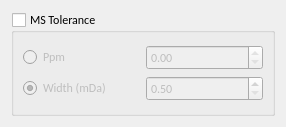
This is src/libs/adwidgets/mstoleranceform.ui in qtplatz/qtplatz as Qt 5 draws it before an edit. The edited form follows.
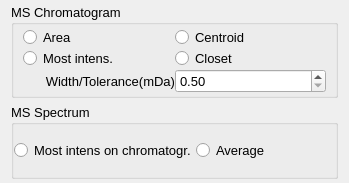
This is the edited form.

Commit message: add centroid based chromatogram generation for quan

```diff
--- a/src/libs/adwidgets/mstoleranceform.ui
+++ b/src/libs/adwidgets/mstoleranceform.ui
@@ -6,58 +6,71 @@
    <rect>
     <x>0</x>
     <y>0</y>
-    <width>286</width>
-    <height>127</height>
+    <width>349</width>
+    <height>183</height>
    </rect>
   </property>
   <property name="windowTitle">
    <string>Form</string>
   </property>
   <layout class="QVBoxLayout" name="verticalLayout_3">
+   <property name="topMargin">
+    <number>4</number>
+   </property>
+   <property name="bottomMargin">
+    <number>4</number>
+   </property>
    <item>
     <layout class="QVBoxLayout" name="verticalLayout">
      <item>
       <widget class="QGroupBox" name="groupBox">
        <property name="font">
         <font>
-         <family>Calibri</family>
-         <weight>50</weight>
-         <bold>false</bold>
+         <pointsize>10</pointsize>
         </font>
        </property>
        <property name="title">
-        <string>MS Tolerance</string>
+        <string>MS Chromatogram</string>
        </property>
        <property name="checkable">
-        <bool>true</bool>
+        <bool>false</bool>
        </property>
        <property name="checked">
         <bool>false</bool>
        </property>
        <layout class="QGridLayout" name="gridLayout_4">
+        <property name="topMargin">
+         <number>2</number>
+        </property>
+        <property name="bottomMargin">
+         <number>2</number>
+        </property>
+        <property name="verticalSpacing">
+         <number>0</number>
+        </property>
         <item row="0" column="0">
          <layout class="QGridLayout" name="gridLayout">
-          <item row="0" column="0">
-           <widget class="QRadioButton" name="radioButtonRP">
+          <item row="0" column="1">
+           <widget class="QRadioButton" name="radioButton_centroid">
             <property name="text">
-             <string>Ppm</string>
+             <string>Centroid</string>
             </property>
-            <property name="checkable">
-             <bool>false</bool>
-            </property>
+            <attribute name="buttonGroup">
+             <string notr="true">buttonGroup</string>
+            </attribute>
            </widget>
           </item>
-          <item row="1" column="0">
-           <widget class="QRadioButton" name="radioButtonWidth">
+          <item row="2" column="0">
+           <widget class="QLabel" name="label">
             <property name="text">
-             <string>Width (mDa)</string>
+             <string> Width/Tolerance(mDa)</string>
             </property>
-            <property name="checked">
-             <bool>true</bool>
+            <property name="alignment">
+             <set>Qt::AlignRight|Qt::AlignTrailing|Qt::AlignVCenter</set>
             </property>
            </widget>
           </item>
-          <item row="1" column="1">
+          <item row="2" column="1">
            <widget class="QDoubleSpinBox" name="doubleSpinBoxWidth">
             <property name="minimum">
              <double>0.500000000000000</double>
@@ -67,10 +80,83 @@
             </property>
            </widget>
           </item>
-          <item row="0" column="1">
-           <widget class="QDoubleSpinBox" name="doubleSpinBoxRP">
-            <property name="readOnly">
-             <bool>true</bool>
+          <item row="0" column="0">
+           <widget class="QRadioButton" name="radioButton_area">
+            <property name="text">
+             <string>Area</string>
+            </property>
+            <attribute name="buttonGroup">
+             <string notr="true">buttonGroup</string>
+            </attribute>
+           </widget>
+          </item>
+          <item row="1" column="0">
+           <widget class="QRadioButton" name="radioButton_intens">
+            <property name="text">
+             <string>Most intens.</string>
+            </property>
+            <attribute name="buttonGroup">
+             <string notr="true">buttonGroup_2</string>
+            </attribute>
+           </widget>
+          </item>
+          <item row="1" column="1">
+           <widget class="QRadioButton" name="radioButton_closest">
+            <property name="text">
+             <string>Closet</string>
+            </property>
+            <attribute name="buttonGroup">
+             <string notr="true">buttonGroup_2</string>
+            </attribute>
+           </widget>
+          </item>
+         </layout>
+        </item>
+       </layout>
+      </widget>
+     </item>
+     <item>
+      <widget class="QGroupBox" name="groupBox_2">
+       <property name="font">
+        <font>
+         <pointsize>10</pointsize>
+        </font>
+       </property>
+       <property name="title">
+        <string>MS Spectrum</string>
+       </property>
+       <property name="flat">
+        <bool>true</bool>
+       </property>
+       <layout class="QGridLayout" name="gridLayout_2">
+        <property name="leftMargin">
+         <number>0</number>
+        </property>
+        <property name="topMargin">
+         <number>0</number>
+        </property>
+        <property name="rightMargin">
+         <number>0</number>
+        </property>
+        <property name="bottomMargin">
+         <number>0</number>
+        </property>
+        <property name="spacing">
+         <number>0</number>
+        </property>
+        <item row="0" column="0">
+         <layout class="QHBoxLayout" name="horizontalLayout">
+          <item>
+           <widget class="QRadioButton" name="radioButton_3">
+            <property name="text">
+             <string>Most intens on chromatogr.</string>
+            </property>
+           </widget>
+          </item>
+          <item>
+           <widget class="QRadioButton" name="radioButton_2">
+            <property name="text">
+             <string>Average</string>
             </property>
            </widget>
           </item>
```
Left out of the diff: 4 changed lines with no effect on the pictures. The commit also changes 36 other files.
